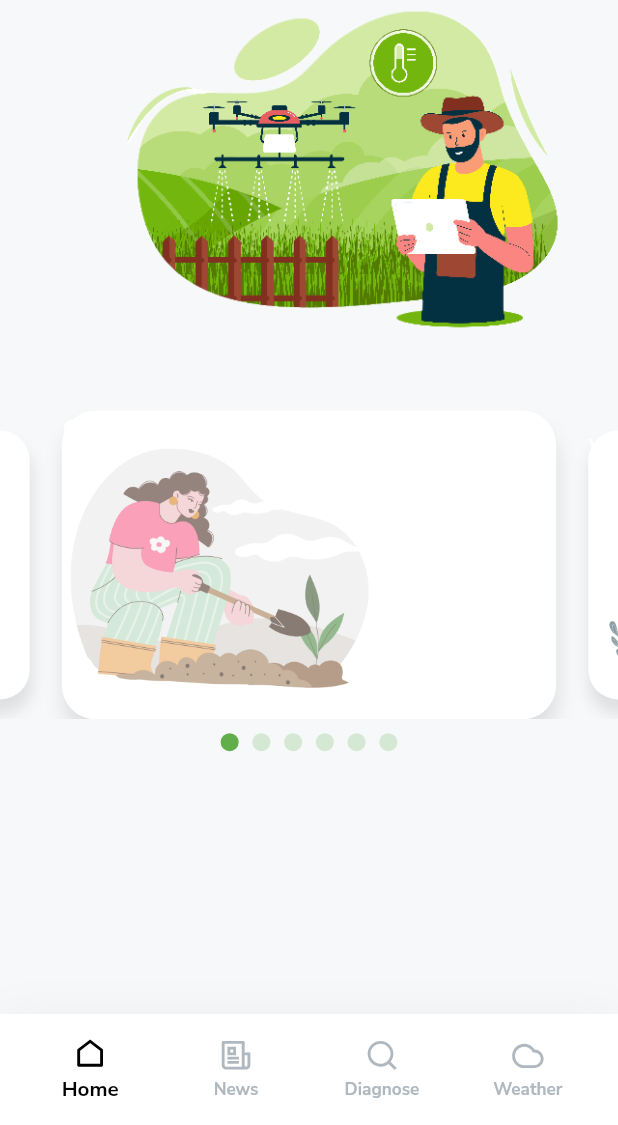
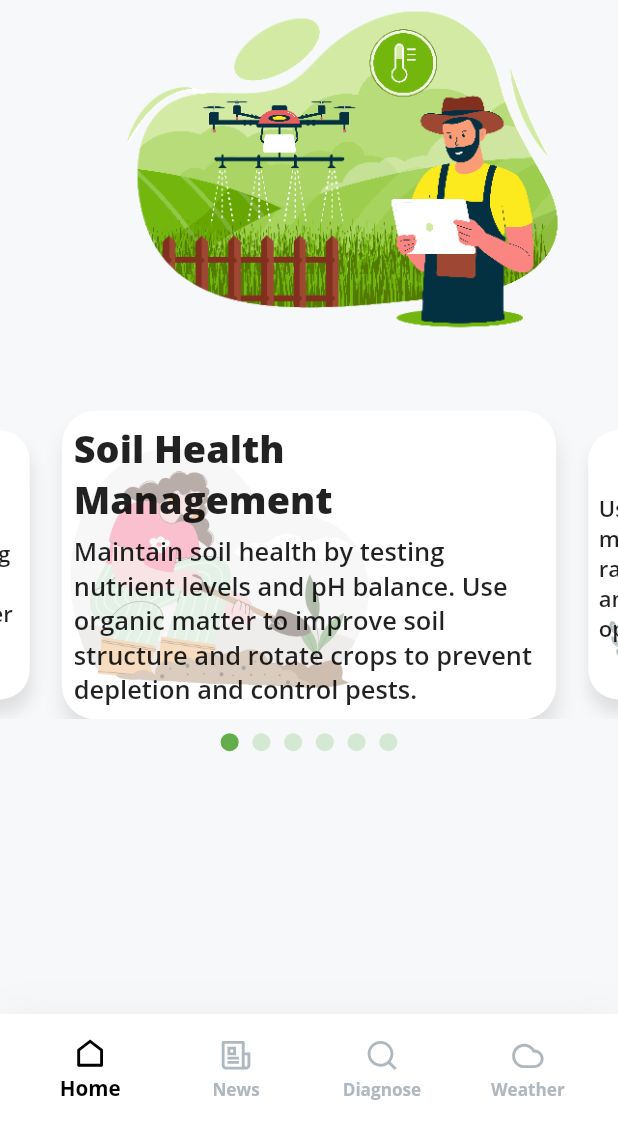
Before and after one commit to ArunChapagain/digifarmer, a Flutter app: the screen it shows after launch, on a phone screen of 412 x 824 dp, the part 111-1236 px from its top. Run offline on Flutter 3.47's test engine with Material 3 defaults, Android fonts, the phone set to English and light mode, and no system bars; drawn by our look-alikes of carousel_slider; our stand-ins replace flutter_screenutil, flutter_smart_dialog, google_fonts, remixicon, shared_preferences.

Commit message:
fix: :bug: bottom overflow pixel in carousel fixed

```diff
--- a/lib/constants/tips.dart
+++ b/lib/constants/tips.dart
@@ -2,37 +2,37 @@ final data = [
   {
     "title": "Soil Health Management",
     "description":
-        "Managing soil health is crucial for sustainable farming. Regularly test your soil to determine nutrient levels and pH balance, which allows for precise and efficient fertilizer application, ensuring your crops receive the nutrients they need without over-applying chemicals. Incorporate organic matter such as compost, manure, or cover crops into your soil to enhance its structure, water-holding capacity, and microbial activity. This not only improves soil fertility but also increases resilience against erosion. Additionally, practice crop rotation to prevent soil depletion and disrupt pest and disease cycles, maintaining soil vitality and productivity in the long term.",
+        "Maintain soil health by testing nutrient levels and pH balance. Use organic matter to improve soil structure and rotate crops to prevent depletion and control pests.",
     "image": "assets/images/home/soil.png"
   },
   {
     "title": "Water Management",
     "description":
-        "Effective water management is essential for both crop growth and resource conservation. Implement efficient irrigation systems like drip or sprinkler irrigation to minimize water waste and ensure that crops receive adequate moisture directly at the root zone. Collect and store rainwater through rainwater harvesting systems to reduce dependency on groundwater and municipal water supplies, making your farm more resilient to drought conditions. Use soil moisture sensors to accurately monitor the moisture levels in your fields, allowing you to adjust irrigation schedules and amounts based on real-time data. This helps avoid overwatering or underwatering, promoting healthy crop development and conserving water resources.",
+        "Use drip or sprinkler irrigation to minimize water waste. Harvest rainwater to reduce groundwater use and employ soil moisture sensors to optimize irrigation.",
     "image": "assets/images/home/water.png"
   },
   {
-    "title": "Pest and Disease Control",
+    "title": "Pest Control",
     "description":
-        "Protecting your crops from pests and diseases is vital for maintaining yield and quality. Integrated Pest Management (IPM) is a holistic approach that combines various control methods, including biological controls like beneficial insects, cultural practices such as crop rotation and sanitation, mechanical controls like traps, and the judicious use of chemical pesticides. Choosing disease-resistant crop varieties can significantly reduce the incidence of diseases, decreasing the need for chemical treatments. Regular field monitoring is crucial for early detection of pest and disease issues, allowing you to take timely and targeted actions to mitigate their impact before they become severe.",
+        "Integrated Pest Management combines biological, cultural, mechanical, and chemical methods. Choose disease-resistant varieties and monitor fields regularly.",
     "image": "assets/images/home/pest.png"
   },
   {
     "title": "Use of Technology",
     "description":
-        "Leveraging modern technology can significantly enhance farm efficiency and productivity. Precision agriculture tools, such as GPS-guided tractors, drones, and sensors, enable precise application of inputs like seeds, fertilizers, and water, reducing waste and improving crop yields. Farm management software can help track operations, manage resources, and analyze data, facilitating better decision-making and planning. These technologies not only increase efficiency but also reduce costs and environmental impact, making farming more sustainable and profitable.",
+        "Utilize GPS-guided tractors, drones, and sensors for precise input application. Farm management software tracks resources and data, improving efficiency.",
     "image": "assets/images/home/tech.png"
   },
   {
-    "title": "Market Access and Financial Management",
+    "title": "Market Access",
     "description":
-        "Improving market access and sound financial management are crucial for farm profitability. Direct marketing strategies, such as selling produce through farmers' markets, Community Supported Agriculture (CSA) programs, or online platforms, can increase profit margins by eliminating middlemen. Maintaining detailed financial records and developing a comprehensive business plan can help manage expenses, forecast income, and make informed investment decisions. Staying informed about available grants, subsidies, and low-interest loans can provide additional financial support for agricultural projects, helping to mitigate risks and fund improvements.",
+        "Improve market access through direct marketing. Keep detailed financial records and develop a business plan. Seek grants and subsidies for additional support.",
     "image": "assets/images/home/finance.png"
   },
   {
     "title": "Education and Networking",
     "description":
-        "Continuous learning and networking are vital for staying current with best practices and innovations in agriculture. Participate in workshops, training sessions, and agricultural extension programs to gain new skills and knowledge. Joining farmer cooperatives or associations can provide opportunities to share resources, knowledge, and experiences with other farmers, enhancing collective bargaining power and access to markets. Networking with other farmers and agricultural professionals can also provide support, inspiration, and practical solutions to common challenges, fostering a community of shared growth and success.",
+        "Participate in workshops and training to gain skills. Join cooperatives to share knowledge. Network with other farmers for support and practical solutions.",
     "image": "assets/images/home/education.png"
   }
 ];
--- a/lib/theme/app_theme.dart
+++ b/lib/theme/app_theme.dart
@@ -55,7 +55,7 @@ class AppThemeGreen {
     useMaterial3: false,
     brightness: Brightness.light,
     //font
-    fontFamily: GoogleFonts.nunitoSans().fontFamily,
+    fontFamily: GoogleFonts.openSans().fontFamily,
     //letter
     textTheme: const TextTheme(
       displayLarge: TextStyle(color: Colors.black87),
--- a/lib/view/home/widgets/slider.dart
+++ b/lib/view/home/widgets/slider.dart
@@ -33,13 +33,13 @@ class _CarouselWithIndicatorState extends State<SliderCarousel> {
                     BoxShadow(
                       color: Colors.black.withOpacity(0.1),
                       blurRadius: 10,
-                      offset:const  Offset(1, 11),
+                      offset: const Offset(1, 11),
                     ),
                   ]),
               child: Stack(
                 children: [
                   Opacity(
-                    opacity: 0.6,
+                    opacity: 0.4,
                     child: Transform.scale(
                       scaleY: 1.1,
                       scaleX: 1.08,
@@ -50,14 +50,30 @@ class _CarouselWithIndicatorState extends State<SliderCarousel> {
                       ),
                     ),
                   ),
-                  Column(
+                  Padding(
+                    padding: const EdgeInsets.all(8.0),
+                    child: Column(
                       children: [
                         Text(
                           data[index]['title']!,
                           style:
-                            const TextStyle(color: Colors.white, fontSize: 24),
+                              Theme.of(context).textTheme.bodyLarge!.copyWith(
+                                    // color: Theme.of(context).
+                                    fontSize: 22.sp,
+                                    fontWeight: FontWeight.w900,
+                                  ),
+                        ),
+                        SizedBox(height: 5.h),
+                        Text(
+                          data[index]['description']!,
+                          style:
+                              Theme.of(context).textTheme.bodyMedium!.copyWith(
+                                    fontSize: 14.8.sp,
+                                    fontWeight: FontWeight.w600,
+                                  ),
                         ),
                       ],
+                    ),
                   ),
                 ],
               ),
```
Lines whose indentation alone changed are shown as unchanged.
